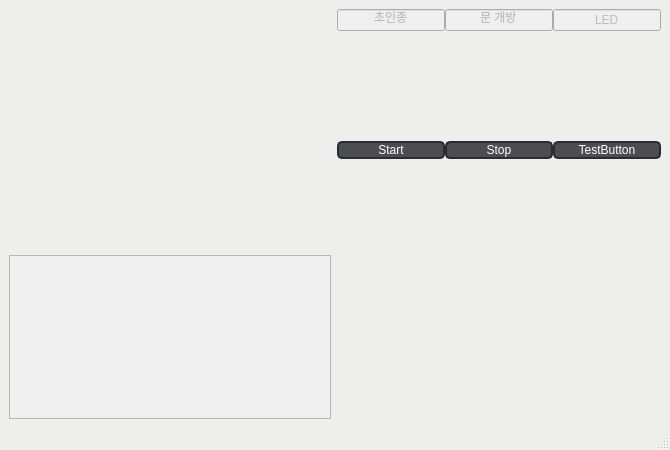
First picture: the form in Server/face-recognition/face_recognition.ui, repository miiiingi/VEDA_FinalProject, before the edit.
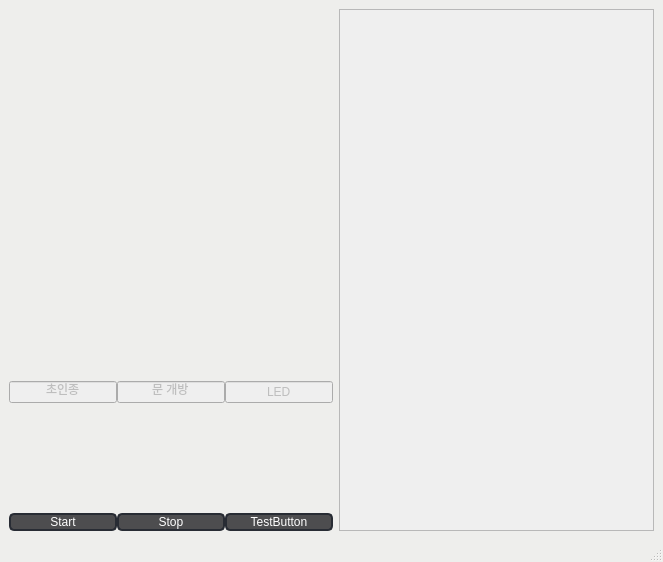
Second picture: the form after the edit.

Commit message: fix: ui 배열 수정

```diff
--- a/Server/face-recognition/face_recognition.ui
+++ b/Server/face-recognition/face_recognition.ui
@@ -6,8 +6,8 @@
    <rect>
     <x>0</x>
     <y>0</y>
-    <width>670</width>
-    <height>450</height>
+    <width>663</width>
+    <height>562</height>
    </rect>
   </property>
   <property name="windowTitle">
@@ -37,10 +37,23 @@
    <layout class="QHBoxLayout" name="horizontalLayout">
     <item>
      <layout class="QVBoxLayout" name="videoLayout">
+      <item>
+       <spacer name="verticalSpacer_2">
+        <property name="orientation">
+         <enum>Qt::Vertical</enum>
+        </property>
+        <property name="sizeHint" stdset="0">
+         <size>
+          <width>20</width>
+          <height>40</height>
+         </size>
+        </property>
+       </spacer>
+      </item>
       <item>
        <widget class="QLabel" name="video_label">
         <property name="sizePolicy">
-         <sizepolicy hsizetype="Fixed" vsizetype="Fixed">
+         <sizepolicy hsizetype="Preferred" vsizetype="Fixed">
           <horstretch>0</horstretch>
           <verstretch>0</verstretch>
          </sizepolicy>
@@ -60,13 +73,17 @@
        </widget>
       </item>
       <item>
-       <widget class="QPlainTextEdit" name="plainTextEdit">
-        <property name="enabled">
-         <bool>false</bool>
+       <spacer name="verticalSpacer">
+        <property name="orientation">
+         <enum>Qt::Vertical</enum>
         </property>
-       </widget>
-      </item>
-     </layout>
+        <property name="sizeHint" stdset="0">
+         <size>
+          <width>20</width>
+          <height>40</height>
+         </size>
+        </property>
+       </spacer>
     </item>
     <item>
      <layout class="QFormLayout" name="formLayout">
@@ -83,7 +100,7 @@
              <bool>false</bool>
             </property>
             <property name="sizePolicy">
-             <sizepolicy hsizetype="Expanding" vsizetype="Fixed">
+               <sizepolicy hsizetype="Fixed" vsizetype="Fixed">
               <horstretch>0</horstretch>
               <verstretch>0</verstretch>
              </sizepolicy>
@@ -99,7 +116,7 @@
           <item>
            <widget class="QLabel" name="icon_bell">
             <property name="sizePolicy">
-             <sizepolicy hsizetype="Preferred" vsizetype="Preferred">
+               <sizepolicy hsizetype="Fixed" vsizetype="Fixed">
               <horstretch>0</horstretch>
               <verstretch>0</verstretch>
              </sizepolicy>
@@ -113,6 +130,9 @@
             <property name="styleSheet">
              <string>background-color: transparent;</string>
             </property>
+              <property name="alignment">
+               <set>Qt::AlignCenter</set>
+              </property>
            </widget>
           </item>
          </layout>
@@ -143,6 +163,9 @@
             <property name="styleSheet">
              <string>background-color: transparent;</string>
             </property>
+              <property name="alignment">
+               <set>Qt::AlignCenter</set>
+              </property>
            </widget>
           </item>
          </layout>
@@ -164,6 +187,12 @@
           </item>
           <item>
            <widget class="QLabel" name="icon_siren">
+              <property name="sizePolicy">
+               <sizepolicy hsizetype="Preferred" vsizetype="Preferred">
+                <horstretch>0</horstretch>
+                <verstretch>0</verstretch>
+               </sizepolicy>
+              </property>
             <property name="minimumSize">
              <size>
               <width>80</width>
@@ -173,6 +202,9 @@
             <property name="styleSheet">
              <string>background-color: transparent;</string>
             </property>
+              <property name="alignment">
+               <set>Qt::AlignCenter</set>
+              </property>
            </widget>
           </item>
          </layout>
@@ -207,6 +239,15 @@
      </layout>
     </item>
    </layout>
+    </item>
+    <item>
+     <widget class="QPlainTextEdit" name="plainTextEdit">
+      <property name="enabled">
+       <bool>false</bool>
+      </property>
+     </widget>
+    </item>
+   </layout>
   </widget>
   <widget class="QMenuBar" name="menubar">
    <property name="geometry">
```
Left out of the diff: 2 changed lines with no effect on the pictures. Lines whose indentation alone changed are shown as unchanged.
